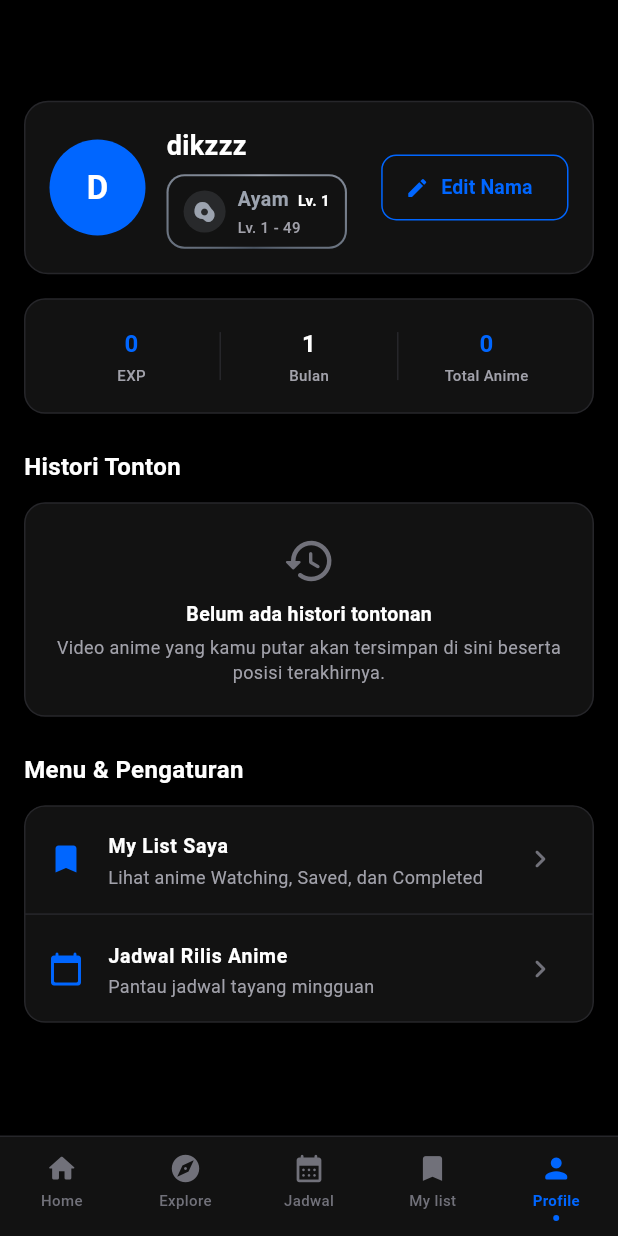
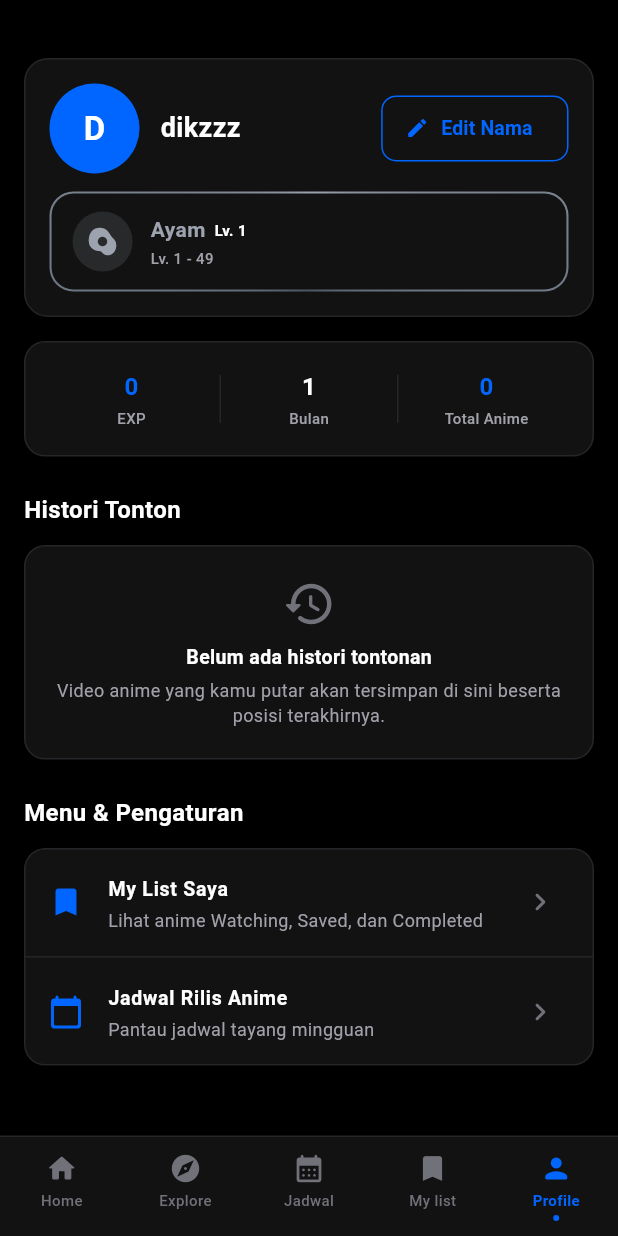
Before and after one commit to andika-x-pplg/nimewa, a Flutter app: the screen it shows after launch, item 5 of the bottom bar chosen, on a phone screen of 412 x 824 dp. Run offline on Flutter 3.47's test engine with Material 3 defaults, Android fonts, the phone set to English and light mode, and no system bars; our stand-ins replace video_player; network calls fail.

Commit message:
fix(profile): align username with Edit Nama and give rank badge full width

```diff
--- a/lib/presentation/screens/profile_screen.dart
+++ b/lib/presentation/screens/profile_screen.dart
@@ -239,11 +239,14 @@ class _ProfileScreenState extends State<ProfileScreen> {
         borderRadius: BorderRadius.circular(16),
         border: Border.all(color: AppColors.borderSubtle),
       ),
-      child: Row(
+      child: Column(
+        crossAxisAlignment: CrossAxisAlignment.start,
+        children: [
+          Row(
             children: [
               Container(
-            width: 64,
-            height: 64,
+                width: 60,
+                height: 60,
                 decoration: const BoxDecoration(
                   color: AppColors.accentBlue,
                   shape: BoxShape.circle,
@@ -259,10 +262,7 @@ class _ProfileScreenState extends State<ProfileScreen> {
               ),
               const SizedBox(width: 14),
               Expanded(
-            child: Column(
-              crossAxisAlignment: CrossAxisAlignment.start,
-              children: [
-                Text(
+                child: Text(
                   _profileRepo.username,
                   maxLines: 1,
                   overflow: TextOverflow.ellipsis,
@@ -270,14 +270,6 @@ class _ProfileScreenState extends State<ProfileScreen> {
                     color: AppColors.textPrimary,
                     fontWeight: FontWeight.bold,
                   ),
-                ),
-                const SizedBox(height: 6),
-                AnimatedRankBadge(
-                  tier: _profileRepo.currentRank,
-                  currentLevel: _profileRepo.level,
-                  compact: true,
-                ),
-              ],
                 ),
               ),
               const SizedBox(width: 8),
@@ -296,6 +288,13 @@ class _ProfileScreenState extends State<ProfileScreen> {
                     ),
                   ),
                 ),
+              ),
+            ],
+          ),
+          const SizedBox(height: 12),
+          AnimatedRankBadge(
+            tier: _profileRepo.currentRank,
+            currentLevel: _profileRepo.level,
           ),
         ],
       ),
```
Lines whose indentation alone changed are shown as unchanged.
